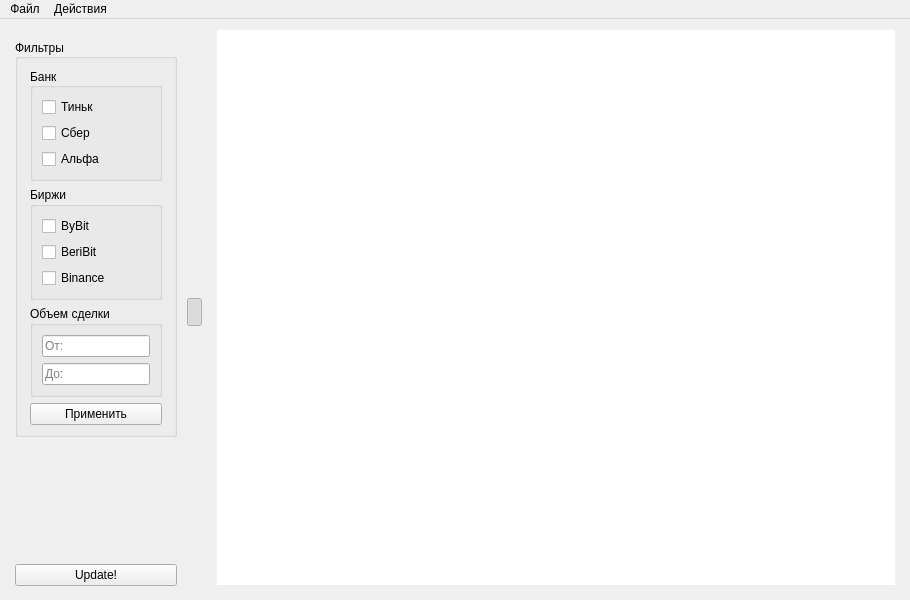
The window that client/mainwindow.ui (ttema4/p2p-app) describes before a commit, drawn with Qt 5.
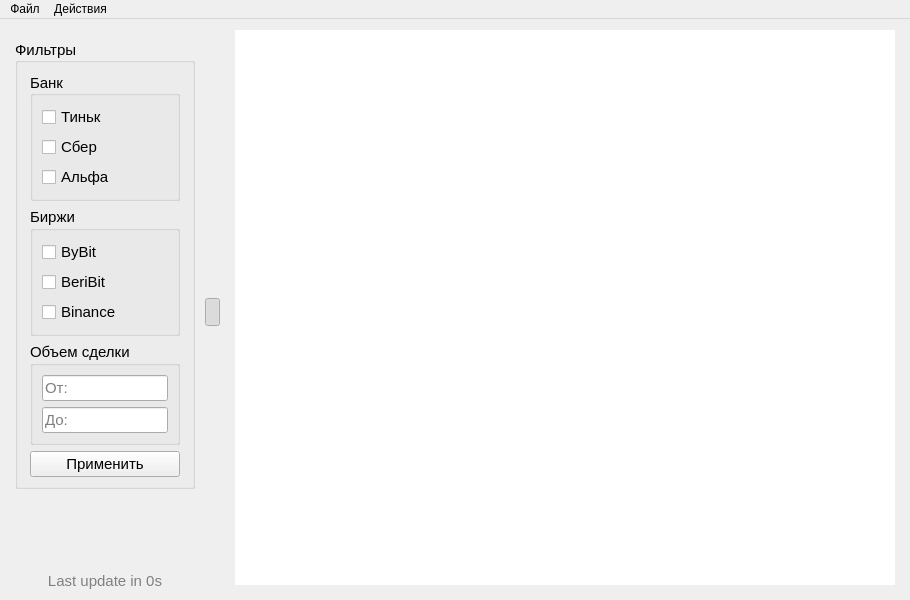
The same window after the commit.

```diff
--- a/client/mainwindow.ui
+++ b/client/mainwindow.ui
@@ -81,12 +81,24 @@
            <verstretch>0</verstretch>
           </sizepolicy>
          </property>
+         <property name="minimumSize">
+          <size>
+           <width>0</width>
+           <height>0</height>
+          </size>
+         </property>
          <property name="maximumSize">
           <size>
            <width>200</width>
            <height>16777215</height>
           </size>
          </property>
+         <property name="font">
+          <font>
+           <pointsize>11</pointsize>
+           <italic>false</italic>
+          </font>
+         </property>
          <layout class="QVBoxLayout" name="verticalLayout">
           <property name="leftMargin">
            <number>10</number>
@@ -94,6 +106,9 @@
           <property name="rightMargin">
            <number>10</number>
           </property>
+          <property name="bottomMargin">
+           <number>5</number>
+          </property>
           <item>
            <widget class="QGroupBox" name="groupBox">
             <property name="sizePolicy">
@@ -104,7 +119,7 @@
             </property>
             <property name="minimumSize">
              <size>
-              <width>0</width>
+              <width>180</width>
               <height>0</height>
              </size>
             </property>
@@ -264,9 +279,21 @@
            </spacer>
           </item>
           <item>
-           <widget class="QPushButton" name="pushButton_2">
+           <widget class="QLabel" name="label">
+            <property name="minimumSize">
+             <size>
+              <width>180</width>
+              <height>0</height>
+             </size>
+            </property>
+            <property name="styleSheet">
+             <string notr="true">color: grey;</string>
+            </property>
             <property name="text">
-             <string>Update!</string>
+             <string>Last update in 0s</string>
+            </property>
+            <property name="alignment">
+             <set>Qt::AlignCenter</set>
             </property>
            </widget>
           </item>
```
